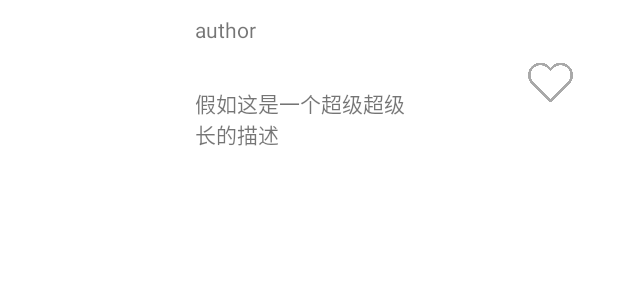
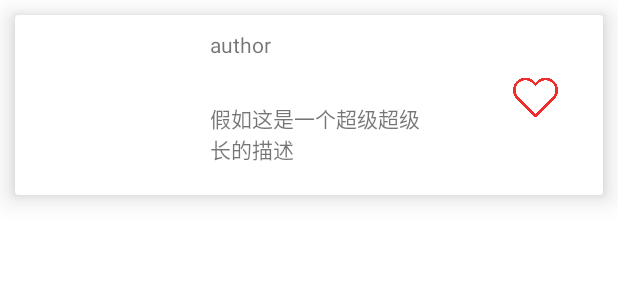
Before and after one commit to Leoo98/Plants, an Android app: the layout stream_item.xml on its own in the app's theme, with its tools: preview values and no code run, on a phone screen of 412 x 824 dp. Shown: the top 300 px of the screen. Run offline under Robolectric (Android 15) with nearby library versions, the phone set to English and light mode, and no system bars.

Commit message:
Improvement
Update styles, replace action bar with tool bar, add network state detector, fix infinite refresh bug, change the recycler view item to card view

```diff
--- a/app/src/main/AndroidManifest.xml
+++ b/app/src/main/AndroidManifest.xml
@@ -2,6 +2,9 @@
 <manifest xmlns:android="http://schemas.android.com/apk/res/android"
     xmlns:tools="http://schemas.android.com/tools"
     package="com.zhaoxi.plants">
+
+    <uses-permission android:name="android.permission.ACCESS_NETWORK_STATE" />
+    <uses-permission android:name="android.permission.ACCESS_NETWORK_STATE" />
     <uses-permission android:name="android.permission.INTERNET"/>
     <uses-permission android:name="android.permission.CAMERA"/>
     <uses-permission android:name="android.permission.RECORD_AUDIO"/>
@@ -14,7 +17,7 @@
         android:label="@string/app_name"
         android:roundIcon="@mipmap/ic_launcher_round"
         android:supportsRtl="true"
-        android:theme="@style/Theme.MyVideoAPP"
+        android:theme="@style/AppTheme"
         tools:targetApi="n">
         <activity
             android:name=".activity.MainActivity"
--- a/app/src/main/java/com/zhaoxi/plants/fragment/FavoriteFragment.kt
+++ b/app/src/main/java/com/zhaoxi/plants/fragment/FavoriteFragment.kt
@@ -4,7 +4,6 @@ import android.os.Bundle
 import android.view.View
 import androidx.fragment.app.Fragment
 import androidx.lifecycle.*
-import androidx.recyclerview.widget.DividerItemDecoration
 import androidx.recyclerview.widget.LinearLayoutManager
 import androidx.recyclerview.widget.RecyclerView
 import androidx.swiperefreshlayout.widget.SwipeRefreshLayout
@@ -29,8 +28,6 @@ class FavoriteFragment: Fragment(R.layout.stream_fragment) {
         swipeRefreshLayout.isEnabled = false
         //initialize recycler view
         initRecyclerView()
-        //add line
-        plantStream.addItemDecoration(DividerItemDecoration(activity, DividerItemDecoration.VERTICAL))
         viewModel!!.favoritePlantList.observe(viewLifecycleOwner){
             adapter?.updateStream(it as ArrayList<Plant?>)
         }
--- a/app/src/main/java/com/zhaoxi/plants/network/NetworkUtil.kt
+++ b/app/src/main/java/com/zhaoxi/plants/network/NetworkUtil.kt
@@ -45,14 +45,12 @@ class NetworkUtil private constructor(){
                 response: Response<PlantInfo>
             ) {
                 val result = response.body()
-
                 if(result != null)
                     result.result.plantList?.let { mainViewModel.updateList(it) }
             }
 
             override fun onFailure(call: Call<PlantInfo>, t: Throwable) {
                 Log.d("Zhaoxi", t.toString())
-                mainViewModel.updateList(ArrayList())
             }
         })
     }
@@ -80,6 +78,7 @@ class NetworkUtil private constructor(){
             override fun onFailure(call: Call<PlantInfo>, t: Throwable) {
                 Log.d("Zhaoxi", t.toString())
                 mainViewModel.removeLast()
+                mainViewModel.stopLoading()
             }
         })
     }
--- a/app/src/main/res/drawable/bottom_navigation_selector.xml
+++ b/app/src/main/res/drawable/bottom_navigation_selector.xml
@@ -1,5 +1,5 @@
 <?xml version="1.0" encoding="utf-8"?>
 <selector xmlns:android="http://schemas.android.com/apk/res/android">
-    <item android:color="#AAAAAA" android:state_checked="false"/>
-    <item android:color="#AAAAFF" android:state_checked="true"/>
+    <item android:color="@color/grey" android:state_checked="false"/>
+    <item android:color="@color/blue_dark" android:state_checked="true"/>
 </selector>
--- a/app/src/main/res/layout/stream_item.xml
+++ b/app/src/main/res/layout/stream_item.xml
@@ -1,6 +1,14 @@
 <?xml version="1.0" encoding="utf-8"?>
-<RelativeLayout xmlns:android="http://schemas.android.com/apk/res/android"
+<androidx.cardview.widget.CardView xmlns:android="http://schemas.android.com/apk/res/android"
     xmlns:app="http://schemas.android.com/apk/res-auto"
+    android:layout_width="match_parent"
+    android:layout_height="120dp"
+    android:clickable="true"
+    android:focusable="true"
+    android:layout_margin="10dp"
+    app:cardElevation="10dp">
+
+    <RelativeLayout
         android:layout_width="match_parent"
         android:layout_height="120dp">
 
@@ -16,21 +24,21 @@
             android:id="@+id/name"
             android:layout_width="wrap_content"
             android:layout_height="wrap_content"
-        android:layout_toEndOf="@+id/plant_img"
             android:layout_alignTop="@+id/plant_img"
             android:layout_marginStart="20dp"
-        android:text="author"/>
+            android:layout_toEndOf="@+id/plant_img"
+            android:text="author" />
 
         <TextView
             android:id="@+id/area"
             android:layout_width="wrap_content"
             android:layout_height="wrap_content"
-        android:layout_toEndOf="@+id/plant_img"
             android:layout_alignBottom="@+id/plant_img"
             android:layout_marginStart="20dp"
             android:layout_marginBottom="10dp"
+            android:layout_toEndOf="@+id/plant_img"
             android:maxWidth="150dp"
-        android:text="假如这是一个超级超级长的描述"/>
+            android:text="假如这是一个超级超级长的描述" />
 
         <ImageButton
             android:id="@+id/like_btn"
@@ -39,11 +47,11 @@
             android:layout_alignParentEnd="true"
             android:layout_marginTop="40dp"
             android:layout_marginEnd="30dp"
+            android:background="#00000000"
             android:scaleType="centerInside"
             android:src="@drawable/ic_unlike"
-        android:background="#00000000"
-        app:tint="#A9A9A9"/>
+            style="@style/LikeButtonStyle" />
+    </RelativeLayout>
 
 
-
-</RelativeLayout>
+</androidx.cardview.widget.CardView>
--- a/app/src/main/res/menu/bottom_menu.xml
+++ b/app/src/main/res/menu/bottom_menu.xml
@@ -1,12 +1,15 @@
 <?xml version="1.0" encoding="utf-8"?>
-<menu xmlns:android="http://schemas.android.com/apk/res/android">
+<menu xmlns:android="http://schemas.android.com/apk/res/android"
+    xmlns:app="http://schemas.android.com/apk/res-auto">
     <item
         android:id="@+id/main_stream_page"
         android:icon="@drawable/ic_homepage"
+        app:showAsAction="ifRoom|withText"
         android:title="主页"/>
 
     <item
         android:id="@+id/favorite_page"
         android:icon="@drawable/ic_like"
+        app:showAsAction="ifRoom|withText"
         android:title="喜欢"/>
 </menu>
--- a/app/src/main/res/values/colors.xml
+++ b/app/src/main/res/values/colors.xml
@@ -1,5 +1,10 @@
 <?xml version="1.0" encoding="utf-8"?>
 <resources>
+    <color name="red">#EE2C2C</color>
+    <color name="blue">#AEEEEE</color>
+    <color name="blue_dark">#87CEEB</color>
+    <color name="grey">#AAAAAA</color>
+    <color name="dark_green">#6B8E23</color>
     <color name="purple_200">#FFBB86FC</color>
     <color name="purple_500">#FF6200EE</color>
     <color name="purple_700">#FF3700B3</color>
--- /dev/null
+++ b/app/src/main/res/values/styles.xml
@@ -0,0 +1,12 @@
+<?xml version="1.0" encoding="utf-8"?>
+<resources>
+    <style name="AppTheme" parent="Theme.MaterialComponents.DayNight.NoActionBar">
+        <item name="colorPrimary">@color/blue</item>
+        <item name="colorPrimaryDark">@color/blue_dark</item>
+        <item name="colorAccent">@color/blue</item>
+    </style>
+
+    <style name="LikeButtonStyle" parent="Widget.AppCompat.ImageButton">
+        <item name="tint">@color/red</item>
+    </style>
+</resources>
```
Also changed, not shown: app/src/main/java/com/zhaoxi/plants/fragment/StreamFragment.kt (+32 -8 lines), app/src/main/res/layout/activity_main.xml (+7 -5 lines). Lines whose indentation alone changed are shown as unchanged.
